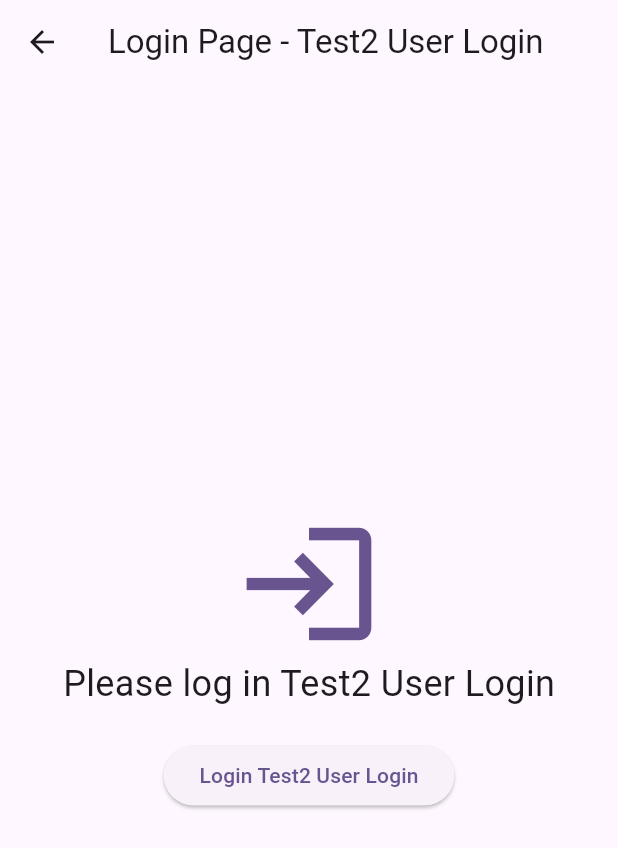
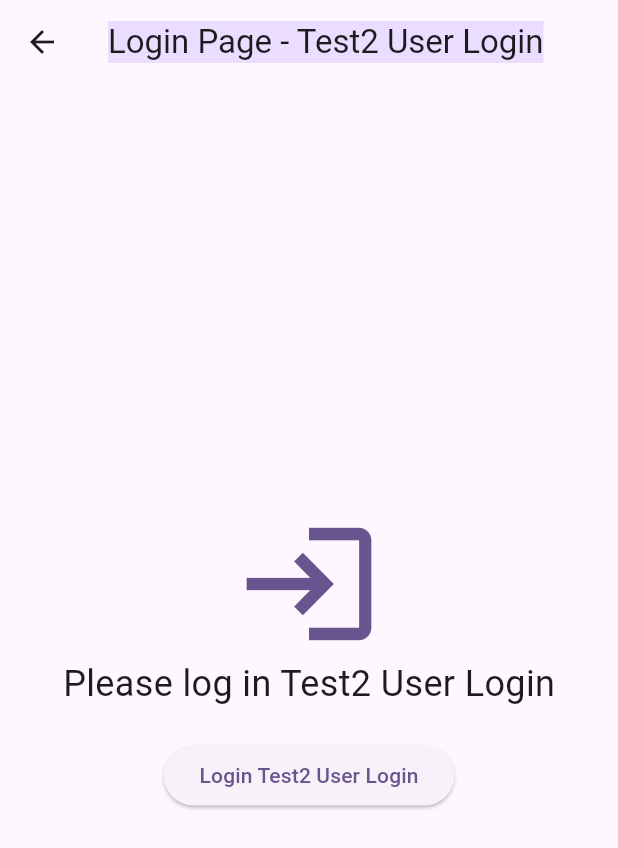
Before and after one commit to mohamed135790099/tricks, a Flutter app: the LoginPage screen opened directly, on a phone screen of 412 x 824 dp. Shown: the top 848 px of the screen. Run offline on Flutter 3.47's test engine with Material 3 defaults, Android fonts, the phone set to English and light mode, and no system bars; our stand-ins replace flutter_bloc.

Commit message:
last change in in page login

```diff
--- a/lib/login_page/dart/login_page.dart
+++ b/lib/login_page/dart/login_page.dart
@@ -13,7 +13,9 @@ class _LoginPageState extends State<LoginPage> {
     return Scaffold(
       appBar: AppBar(
         centerTitle:true,
-        title: const Text('Login Page - Test2 User Login'),
+        title: Container(
+          color: Theme.of(context).colorScheme.primaryContainer,
+            child: const Text('Login Page - Test2 User Login')),
         leading: IconButton(
           icon: const Icon(Icons.arrow_back),
           onPressed: () {
```
